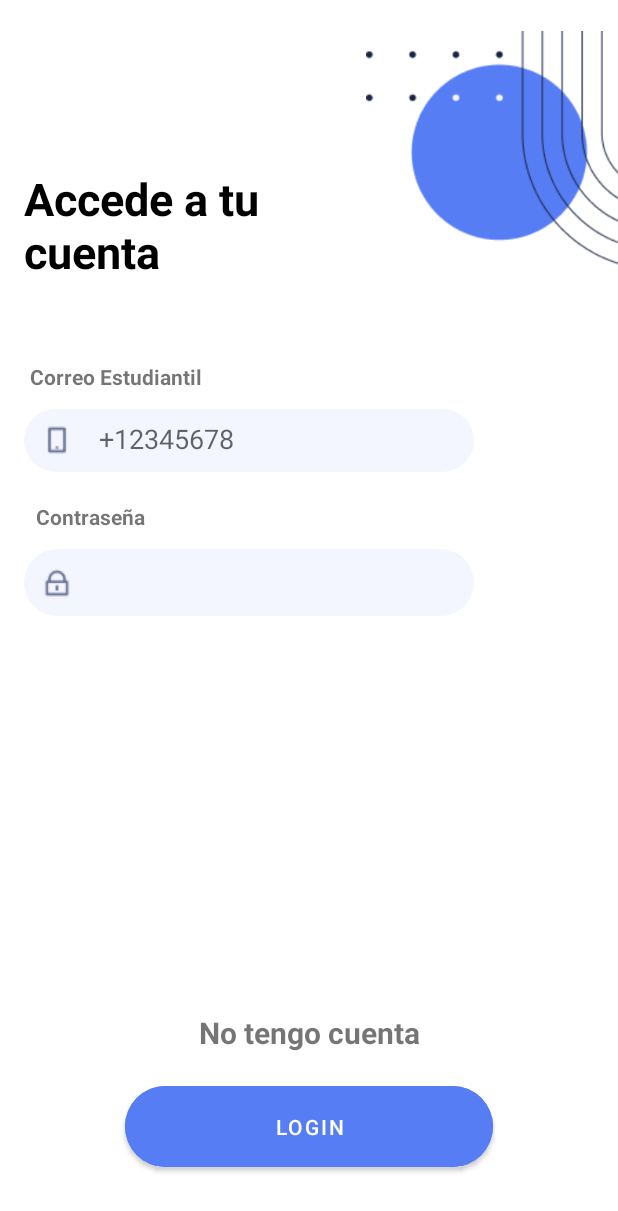
After one commit to jairoRdgz/CocoPark, an Android app: the LoginActivity screen opened directly, with no data from a screen before it, on a phone screen of 412 x 824 dp. The commit adds this screen. Shown: the top 1211 px of the screen. Run offline under Robolectric (Android 15) with nearby library versions, the phone set to English and light mode, and no system bars.

Commit message:
The view login is implemented

```diff
--- a/app/build.gradle
+++ b/app/build.gradle
@@ -41,6 +41,8 @@ dependencies {
     implementation 'androidx.appcompat:appcompat:1.4.1'
     implementation 'com.google.android.material:material:1.5.0'
     implementation 'androidx.constraintlayout:constraintlayout:2.1.3'
+    implementation 'androidx.navigation:navigation-fragment-ktx:2.5.3'
+    implementation 'androidx.navigation:navigation-ui-ktx:2.5.3'
     testImplementation 'junit:junit:4.13.2'
     androidTestImplementation 'androidx.test.ext:junit:1.1.3'
     androidTestImplementation 'androidx.test.espresso:espresso-core:3.4.0'
--- /dev/null
+++ b/app/src/main/java/com/example/cocopark/LoginActivity.kt
@@ -0,0 +1,22 @@
+package com.example.cocopark
+
+import android.content.Intent
+import androidx.appcompat.app.AppCompatActivity
+import android.os.Bundle
+import com.example.cocopark.databinding.ActivityLoginBinding
+import com.example.cocopark.databinding.ActivityMainBinding
+
+class LoginActivity : AppCompatActivity() {
+    private lateinit var binding: ActivityLoginBinding
+
+    override fun onCreate(savedInstanceState: Bundle?) {
+        super.onCreate(savedInstanceState)
+        binding = ActivityLoginBinding.inflate(layoutInflater)
+        setContentView(binding.root)
+
+        binding.noTengoBtn.setOnClickListener{
+            //startActivity(Intent(this, LoginActivity::class.java));
+            println("Presiono No tengo");
+        }
+    }
+}
--- /dev/null
+++ b/app/src/main/res/drawable/rectangule.xml
@@ -0,0 +1,16 @@
+<?xml version="1.0" encoding="utf-8"?>
+<shape xmlns:android="http://schemas.android.com/apk/res/android"
+    android:shape="rectangle">
+    <solid android:color="#F3F6FF"/>
+    <stroke
+        android:color="#F3F6FF"/>
+    <corners
+        android:radius="80dp" />
+    <padding
+        android:left="50dp"
+        android:bottom="10dp"
+        android:top="10dp"/>
+
+
+
+</shape>
--- /dev/null
+++ b/app/src/main/res/layout/activity_login.xml
@@ -0,0 +1,127 @@
+<?xml version="1.0" encoding="utf-8"?>
+<androidx.constraintlayout.widget.ConstraintLayout xmlns:android="http://schemas.android.com/apk/res/android"
+    xmlns:app="http://schemas.android.com/apk/res-auto"
+    xmlns:tools="http://schemas.android.com/tools"
+    android:layout_width="match_parent"
+    android:layout_height="match_parent"
+    tools:context=".LoginActivity">
+
+    <TextView
+        android:id="@+id/textView2"
+        android:layout_width="187dp"
+        android:layout_height="73dp"
+        android:layout_marginStart="16dp"
+        android:layout_marginTop="112dp"
+        android:text="Accede a tu cuenta"
+        android:textColor="#000000"
+        android:textSize="30sp"
+        android:textStyle="bold"
+        app:layout_constraintStart_toStartOf="parent"
+        app:layout_constraintTop_toTopOf="parent" />
+
+    <ImageView
+        android:id="@+id/imageView"
+        android:layout_width="168dp"
+        android:layout_height="203dp"
+        app:layout_constraintEnd_toEndOf="parent"
+        app:layout_constraintTop_toTopOf="parent"
+        app:srcCompat="@drawable/background_2"
+        tools:ignore="MissingConstraints" />
+
+    <TextView
+        android:id="@+id/textView5"
+        android:layout_width="wrap_content"
+        android:layout_height="wrap_content"
+        android:layout_marginStart="20dp"
+        android:layout_marginTop="56dp"
+        android:text="Correo Estudiantil"
+        android:textStyle="bold"
+        app:layout_constraintStart_toStartOf="parent"
+        app:layout_constraintTop_toBottomOf="@+id/textView2" />
+
+    <EditText
+        android:id="@+id/emailBox"
+        android:layout_width="wrap_content"
+        android:layout_height="42dp"
+        android:layout_marginStart="16dp"
+        android:layout_marginTop="12dp"
+        android:width="300dp"
+        android:background="@drawable/rectangule"
+        android:ems="10"
+        android:hint="+12345678"
+        android:inputType="textPersonName"
+        android:textColor="#677191"
+        app:layout_constraintStart_toStartOf="parent"
+        app:layout_constraintTop_toBottomOf="@+id/textView5" />
+
+    <ImageView
+        android:id="@+id/imageView2"
+        android:layout_width="wrap_content"
+        android:layout_height="wrap_content"
+        android:layout_marginStart="12dp"
+        app:layout_constraintBottom_toBottomOf="@+id/emailBox"
+        app:layout_constraintStart_toStartOf="@+id/emailBox"
+        app:layout_constraintTop_toTopOf="@+id/emailBox"
+        app:layout_constraintVertical_bias="0.481"
+        app:srcCompat="@drawable/smartphone_line" />
+
+    <EditText
+        android:id="@+id/passBox"
+        android:layout_width="wrap_content"
+        android:layout_height="wrap_content"
+        android:layout_marginStart="16dp"
+        android:layout_marginTop="12dp"
+        android:width="300dp"
+        android:background="@drawable/rectangule"
+        android:ems="10"
+        android:inputType="textPassword"
+        app:layout_constraintStart_toStartOf="parent"
+        app:layout_constraintTop_toBottomOf="@+id/textView6" />
+
+    <TextView
+        android:id="@+id/textView6"
+        android:layout_width="wrap_content"
+        android:layout_height="wrap_content"
+        android:layout_marginStart="24dp"
+        android:layout_marginTop="20dp"
+        android:text="Contraseña"
+        android:textStyle="bold"
+        app:layout_constraintStart_toStartOf="parent"
+        app:layout_constraintTop_toBottomOf="@+id/emailBox" />
+
+    <ImageView
+        android:id="@+id/imageView4"
+        android:layout_width="wrap_content"
+        android:layout_height="wrap_content"
+        android:layout_marginStart="12dp"
+        app:layout_constraintBottom_toBottomOf="@+id/passBox"
+        app:layout_constraintStart_toStartOf="@+id/passBox"
+        app:layout_constraintTop_toTopOf="@+id/passBox"
+        app:srcCompat="@drawable/lock_line1" />
+
+    <Button
+        android:id="@+id/loginBtn2"
+        android:layout_width="245dp"
+        android:layout_height="66dp"
+        android:layout_marginBottom="40dp"
+        android:backgroundTint="#567DF4"
+        android:text="Login"
+        android:visibility="visible"
+        app:cornerRadius="80px"
+        app:layout_constraintBottom_toBottomOf="parent"
+        app:layout_constraintEnd_toEndOf="parent"
+        app:layout_constraintStart_toStartOf="parent" />
+
+    <TextView
+        android:id="@+id/noTengoBtn"
+        android:layout_width="wrap_content"
+        android:layout_height="wrap_content"
+        android:layout_marginBottom="16dp"
+        android:text="No tengo cuenta"
+        android:textSize="20dp"
+        android:textStyle="bold"
+        app:layout_constraintBottom_toTopOf="@+id/loginBtn2"
+        app:layout_constraintEnd_toEndOf="parent"
+        app:layout_constraintStart_toStartOf="parent" />
+
+</androidx.constraintlayout.widget.ConstraintLayout>
--- /dev/null
+++ b/app/src/main/res/values-land/dimens.xml
@@ -0,0 +1,3 @@
+<resources>
+    <dimen name="fab_margin">48dp</dimen>
+</resources>
--- /dev/null
+++ b/app/src/main/res/values-w1240dp/dimens.xml
@@ -0,0 +1,3 @@
+<resources>
+    <dimen name="fab_margin">200dp</dimen>
+</resources>
--- /dev/null
+++ b/app/src/main/res/values-w600dp/dimens.xml
@@ -0,0 +1,3 @@
+<resources>
+    <dimen name="fab_margin">48dp</dimen>
+</resources>
--- /dev/null
+++ b/app/src/main/res/values/dimens.xml
@@ -0,0 +1,3 @@
+<resources>
+    <dimen name="fab_margin">16dp</dimen>
+</resources>
--- a/app/src/main/res/values/themes.xml
+++ b/app/src/main/res/values/themes.xml
@@ -13,4 +13,13 @@
         <item name="android:statusBarColor">?attr/colorPrimaryVariant</item>
         <!-- Customize your theme here. -->
     </style>
+
+    <style name="Theme.CocoPark.NoActionBar">
+        <item name="windowActionBar">false</item>
+        <item name="windowNoTitle">true</item>
+    </style>
+
+    <style name="Theme.CocoPark.AppBarOverlay" parent="ThemeOverlay.AppCompat.Dark.ActionBar" />
+
+    <style name="Theme.CocoPark.PopupOverlay" parent="ThemeOverlay.AppCompat.Light" />
 </resources>
```
Also changed, not shown: app/src/main/AndroidManifest.xml (+9 -0 lines), app/src/main/java/com/example/cocopark/MainActivity.kt (+18 -1 lines), app/src/main/res/layout/activity_main.xml (+4 -4 lines), app/src/main/res/navigation/nav_graph.xml (added, +28 -0 lines), app/src/main/res/values/strings.xml (+9 -0 lines), app/src/main/res/drawable-v24/background_2.png (added), app/src/main/res/drawable-v24/lock_line1.png (added), app/src/main/res/drawable-v24/smartphone_line.png (added).
